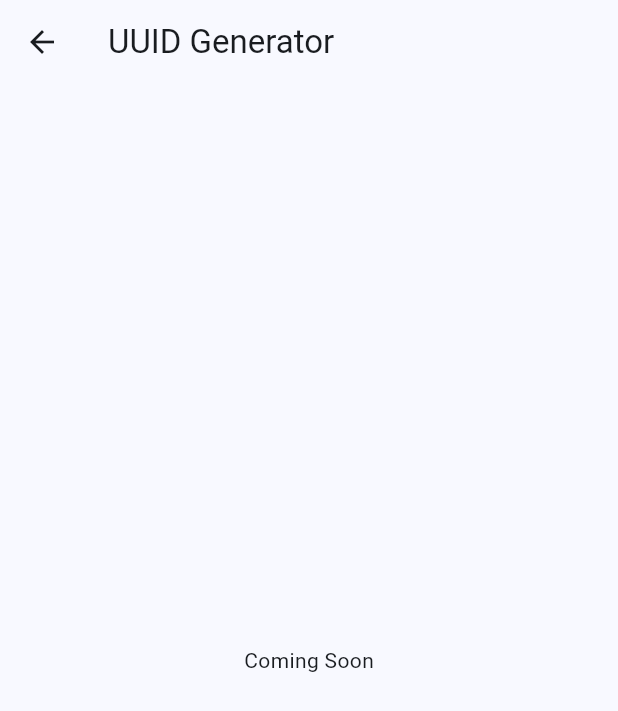
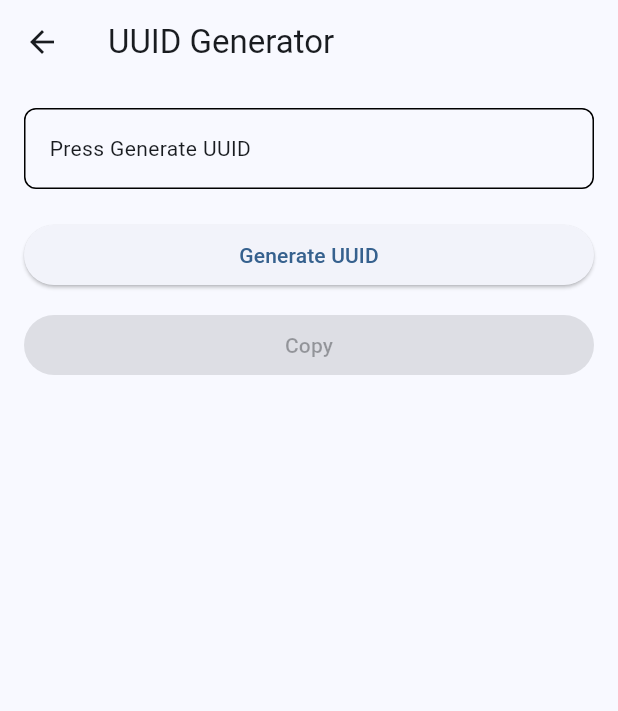
Before and after one commit to Setubandh-Labs/developer-toolkit-app, a Flutter app: the UuidGeneratorPage screen opened directly, on a phone screen of 412 x 824 dp. Shown: the top 711 px of the screen. Run offline on Flutter 3.47's test engine with Material 3 defaults, Android fonts, the phone set to English and light mode, and no system bars; our stand-ins replace flutter_riverpod.

Commit message:
Implement UUID Generator feature

```diff
--- a/lib/features/uuid_generator/presentation/uuid_generator_page.dart
+++ b/lib/features/uuid_generator/presentation/uuid_generator_page.dart
@@ -1,16 +1,88 @@
 import 'package:flutter/material.dart';
+import 'package:flutter/services.dart';
+import 'package:flutter_riverpod/flutter_riverpod.dart';
+import 'package:uuid/uuid.dart';
 
-class UuidGeneratorPage extends StatelessWidget {
+import '../providers/uuid_provider.dart';
+
+class UuidGeneratorPage extends ConsumerWidget {
   const UuidGeneratorPage({super.key});
 
   @override
-  Widget build(BuildContext context) {
+  Widget build(BuildContext context, WidgetRef ref) {
+    final uuidValue = ref.watch(uuidProvider);
+
     return Scaffold(
       appBar: AppBar(
         title: const Text('UUID Generator'),
       ),
-      body: const Center(
-        child: Text('Coming Soon'),
+      body: Padding(
+        padding: const EdgeInsets.all(16),
+        child: Column(
+          children: [
+            Container(
+              width: double.infinity,
+              padding: const EdgeInsets.all(16),
+              decoration: BoxDecoration(
+                border: Border.all(),
+                borderRadius: BorderRadius.circular(8),
+              ),
+              child: SelectableText(
+                uuidValue.isEmpty
+                    ? 'Press Generate UUID'
+                    : uuidValue,
+              ),
+            ),
+
+            const SizedBox(height: 20),
+
+            SizedBox(
+              width: double.infinity,
+              child: ElevatedButton(
+                onPressed: () {
+                  const uuid = Uuid();
+
+                  ref
+                      .read(uuidProvider.notifier)
+                      .state = uuid.v4();
+                },
+                child: const Text(
+                  'Generate UUID',
+                ),
+              ),
+            ),
+
+            const SizedBox(height: 12),
+
+            SizedBox(
+              width: double.infinity,
+              child: FilledButton(
+                onPressed: uuidValue.isEmpty
+                    ? null
+                    : () async {
+                        await Clipboard.setData(
+                          ClipboardData(
+                            text: uuidValue,
+                          ),
+                        );
+
+                        if (context.mounted) {
+                          ScaffoldMessenger.of(
+                            context,
+                          ).showSnackBar(
+                            const SnackBar(
+                              content: Text(
+                                'Copied to clipboard',
+                              ),
+                            ),
+                          );
+                        }
+                      },
+                child: const Text('Copy'),
+              ),
+            ),
+          ],
+        ),
       ),
     );
   }
--- /dev/null
+++ b/lib/features/uuid_generator/providers/uuid_provider.dart
@@ -0,0 +1,5 @@
+import 'package:flutter_riverpod/flutter_riverpod.dart';
+
+final uuidProvider = StateProvider<String>(
+  (ref) => '',
+);
```
